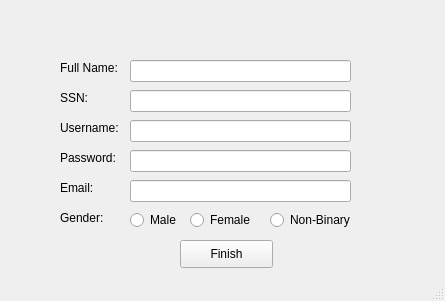
Old version of the form UI_Folder/SignUp.ui in the repository Chuezhang2278/Stock_prediction.
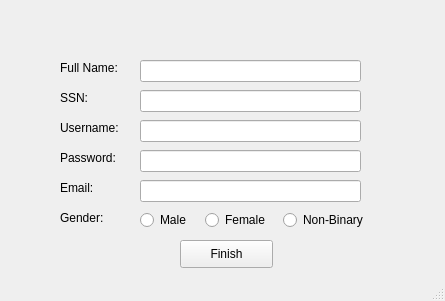
New version of the form. Icons and pictures are not drawn.

Patch:
```diff
--- a/UI_Folder/SignUp.ui
+++ b/UI_Folder/SignUp.ui
@@ -51,7 +51,7 @@
      <rect>
       <x>60</x>
       <y>120</y>
-      <width>61</width>
+      <width>71</width>
       <height>16</height>
      </rect>
     </property>
@@ -64,7 +64,7 @@
      <rect>
       <x>60</x>
       <y>150</y>
-      <width>61</width>
+      <width>71</width>
       <height>16</height>
      </rect>
     </property>
@@ -77,7 +77,7 @@
      <rect>
       <x>60</x>
       <y>180</y>
-      <width>55</width>
+      <width>61</width>
       <height>16</height>
      </rect>
     </property>
@@ -88,7 +88,7 @@
    <widget class="QLineEdit" name="lineEdit">
     <property name="geometry">
      <rect>
-      <x>130</x>
+      <x>140</x>
       <y>60</y>
       <width>221</width>
       <height>22</height>
@@ -98,7 +98,7 @@
    <widget class="QLineEdit" name="lineEdit_2">
     <property name="geometry">
      <rect>
-      <x>130</x>
+      <x>140</x>
       <y>90</y>
       <width>221</width>
       <height>22</height>
@@ -108,7 +108,7 @@
    <widget class="QLineEdit" name="lineEdit_3">
     <property name="geometry">
      <rect>
-      <x>130</x>
+      <x>140</x>
       <y>120</y>
       <width>221</width>
       <height>22</height>
@@ -118,7 +118,7 @@
    <widget class="QLineEdit" name="lineEdit_4">
     <property name="geometry">
      <rect>
-      <x>130</x>
+      <x>140</x>
       <y>150</y>
       <width>221</width>
       <height>22</height>
@@ -128,7 +128,7 @@
    <widget class="QLineEdit" name="lineEdit_5">
     <property name="geometry">
      <rect>
-      <x>130</x>
+      <x>140</x>
       <y>180</y>
       <width>221</width>
       <height>22</height>
@@ -153,7 +153,7 @@
      <rect>
       <x>60</x>
       <y>210</y>
-      <width>55</width>
+      <width>61</width>
       <height>16</height>
      </rect>
     </property>
@@ -164,7 +164,7 @@
    <widget class="QRadioButton" name="maleRadio">
     <property name="geometry">
      <rect>
-      <x>130</x>
+      <x>140</x>
       <y>210</y>
       <width>95</width>
       <height>20</height>
@@ -177,7 +177,7 @@
    <widget class="QRadioButton" name="femaleRadio">
     <property name="geometry">
      <rect>
-      <x>190</x>
+      <x>205</x>
       <y>210</y>
       <width>95</width>
       <height>20</height>
@@ -190,7 +190,7 @@
    <widget class="QRadioButton" name="nonbinaryradio">
     <property name="geometry">
      <rect>
-      <x>270</x>
+      <x>283</x>
       <y>210</y>
       <width>95</width>
       <height>20</height>
```
Left out of the diff: 2 changed lines with no effect on the pictures.
